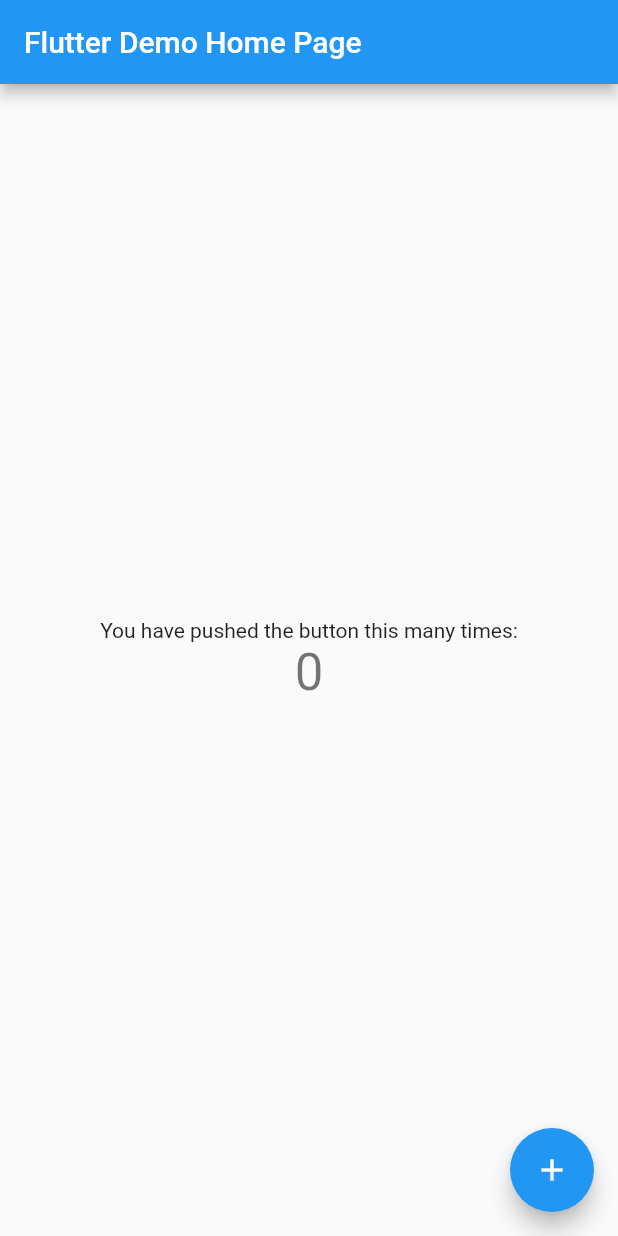
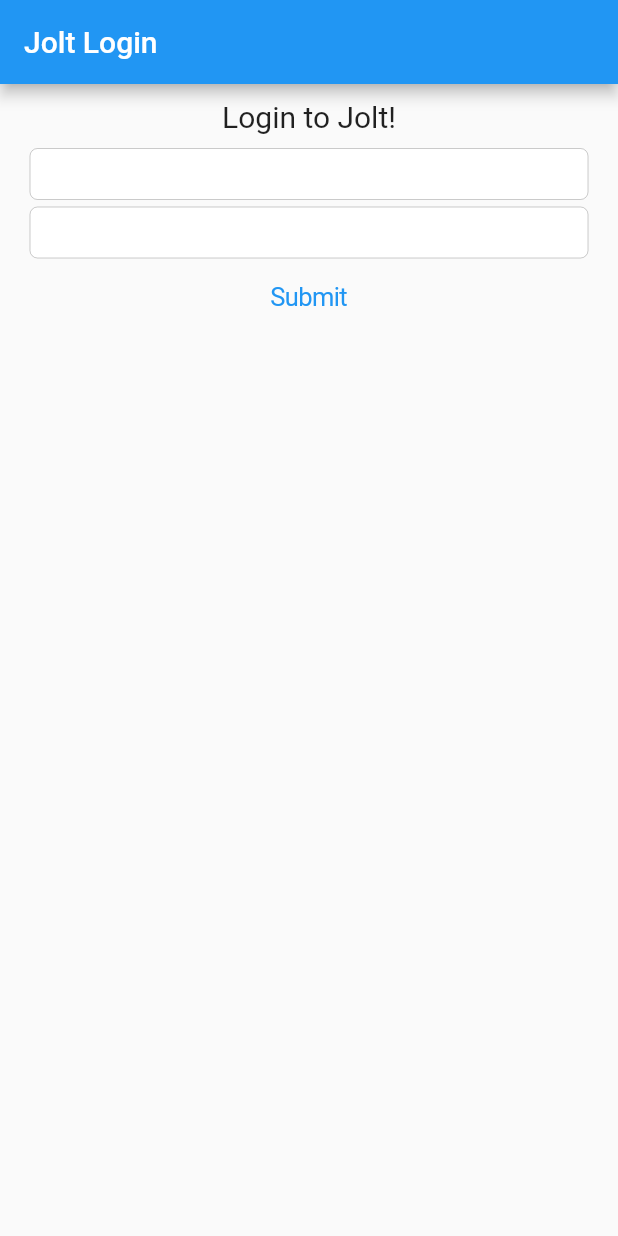
Before and after one commit to samhecht/jolt, a Flutter app: the screen it shows after launch, on a phone screen of 412 x 824 dp. Run offline on Flutter 3.47's test engine with Material 2 defaults, Android fonts, the phone set to English and light mode, and no system bars.

Commit message:
flutter experiments

```diff
--- /dev/null
+++ b/jolt/lib/login.dart
@@ -0,0 +1,50 @@
+import 'package:flutter/material.dart';
+import 'package:flutter/rendering.dart';
+import 'package:flutter/cupertino.dart';
+
+class LoginScreen extends StatelessWidget {
+  String username = '';
+  String password = '';
+  @override
+  Widget build(BuildContext context) {
+    return Scaffold(
+      appBar: AppBar(
+        title: Text('Jolt Login'),
+      ),
+      body: Container(
+        margin: const EdgeInsets.only(left: 20.0, right: 20.0),
+        child: Column(
+          mainAxisAlignment: MainAxisAlignment.start,
+          crossAxisAlignment: CrossAxisAlignment.center,
+          children: <Widget>[
+            Padding(
+              child: Text(
+                'Login to Jolt!',
+                style: TextStyle(fontSize: 20),
+              ),
+              padding: EdgeInsets.only(bottom: 10, top: 10),
+            ),
+            Padding(
+              child: CupertinoTextField(
+                onChanged: (value) {
+                  username = value;
+                },
+              ),
+              padding: EdgeInsets.only(bottom: 5),
+            ),
+            CupertinoTextField(
+              onChanged: (value) {
+                password = value;
+              },
+            ),
+            CupertinoButton(
+                child: Text('Submit'),
+                onPressed: () {
+                  print('username: ' + username + ', password: ' + password);
+                }),
+          ],
+        ),
+      ),
+    );
+  }
+}
--- a/jolt/lib/main.dart
+++ b/jolt/lib/main.dart
@@ -1,117 +1,56 @@
 import 'package:flutter/material.dart';
+import './login.dart';
 
 void main() {
   runApp(MyApp());
 }
 
 class MyApp extends StatelessWidget {
-  // This widget is the root of your application.
   @override
   Widget build(BuildContext context) {
     return MaterialApp(
-      title: 'Flutter Demo',
-      theme: ThemeData(
-        // This is the theme of your application.
-        //
-        // Try running your application with "flutter run". You'll see the
-        // application has a blue toolbar. Then, without quitting the app, try
-        // changing the primarySwatch below to Colors.green and then invoke
-        // "hot reload" (press "r" in the console where you ran "flutter run",
-        // or simply save your changes to "hot reload" in a Flutter IDE).
-        // Notice that the counter didn't reset back to zero; the application
-        // is not restarted.
-        primarySwatch: Colors.blue,
-        // This makes the visual density adapt to the platform that you run
-        // the app on. For desktop platforms, the controls will be smaller and
-        // closer together (more dense) than on mobile platforms.
-        visualDensity: VisualDensity.adaptivePlatformDensity,
-      ),
-      home: MyHomePage(title: 'Flutter Demo Home Page'),
+      home: LoginScreen(),
     );
   }
 }
 
-class MyHomePage extends StatefulWidget {
-  MyHomePage({Key key, this.title}) : super(key: key);
+// class _MyAppState extends State<MyApp> {
+//   var _questionIndex = 0;
 
-  // This widget is the home page of your application. It is stateful, meaning
-  // that it has a State object (defined below) that contains fields that affect
-  // how it looks.
+//   void _answerQuestion() {
+//     setState(() {
+//       _questionIndex = (_questionIndex + 1) % 3;
+//     });
+//   }
 
-  // This class is the configuration for the state. It holds the values (in this
-  // case the title) provided by the parent (in this case the App widget) and
-  // used by the build method of the State. Fields in a Widget subclass are
-  // always marked "final".
-
-  final String title;
-
-  @override
-  _MyHomePageState createState() => _MyHomePageState();
-}
-
-class _MyHomePageState extends State<MyHomePage> {
-  int _counter = 0;
-
-  void _incrementCounter() {
-    setState(() {
-      // This call to setState tells the Flutter framework that something has
-      // changed in this State, which causes it to rerun the build method below
-      // so that the display can reflect the updated values. If we changed
-      // _counter without calling setState(), then the build method would not be
-      // called again, and so nothing would appear to happen.
-      _counter++;
-    });
-  }
-
-  @override
-  Widget build(BuildContext context) {
-    // This method is rerun every time setState is called, for instance as done
-    // by the _incrementCounter method above.
-    //
-    // The Flutter framework has been optimized to make rerunning build methods
-    // fast, so that you can just rebuild anything that needs updating rather
-    // than having to individually change instances of widgets.
-    return Scaffold(
-      appBar: AppBar(
-        // Here we take the value from the MyHomePage object that was created by
-        // the App.build method, and use it to set our appbar title.
-        title: Text(widget.title),
-      ),
-      body: Center(
-        // Center is a layout widget. It takes a single child and positions it
-        // in the middle of the parent.
-        child: Column(
-          // Column is also a layout widget. It takes a list of children and
-          // arranges them vertically. By default, it sizes itself to fit its
-          // children horizontally, and tries to be as tall as its parent.
-          //
-          // Invoke "debug painting" (press "p" in the console, choose the
-          // "Toggle Debug Paint" action from the Flutter Inspector in Android
-          // Studio, or the "Toggle Debug Paint" command in Visual Studio Code)
-          // to see the wireframe for each widget.
-          //
-          // Column has various properties to control how it sizes itself and
-          // how it positions its children. Here we use mainAxisAlignment to
-          // center the children vertically; the main axis here is the vertical
-          // axis because Columns are vertical (the cross axis would be
-          // horizontal).
-          mainAxisAlignment: MainAxisAlignment.center,
-          children: <Widget>[
-            Text(
-              'You have pushed the button this many times:',
-            ),
-            Text(
-              '$_counter',
-              style: Theme.of(context).textTheme.headline4,
-            ),
-          ],
-        ),
-      ),
-      floatingActionButton: FloatingActionButton(
-        onPressed: _incrementCounter,
-        tooltip: 'Increment',
-        child: Icon(Icons.add),
-      ), // This trailing comma makes auto-formatting nicer for build methods.
-    );
-  }
-}
+//   @override
+//   Widget build(BuildContext context) {
+//     var questions = [
+//       'whats ur fav color',
+//       'whats your fav animal',
+//       'whats ur fav show',
+//     ];
+//     return MaterialApp(
+//       home: Scaffold(
+//         appBar: AppBar(title: Text('my first app')),
+//         body: Column(
+//           children: <Widget>[
+//             Question(questions[_questionIndex]),
+//             RaisedButton(
+//               child: Text('Answer 1'),
+//               onPressed: _answerQuestion,
+//             ),
+//             RaisedButton(
+//               child: Text('Answer 2'),
+//               onPressed: _answerQuestion,
+//             ),
+//             RaisedButton(
+//               child: Text('Answer 3'),
+//               onPressed: _answerQuestion,
+//             ),
+//           ],
+//         ),
+//       ),
+//     );
+//   }
+// }
```
Also changed, not shown: jolt/lib/discovery_feed.dart (added, +10 -0 lines), jolt/lib/location_available.dart (added, +8 -0 lines), jolt/lib/question.dart (added, +23 -0 lines).
